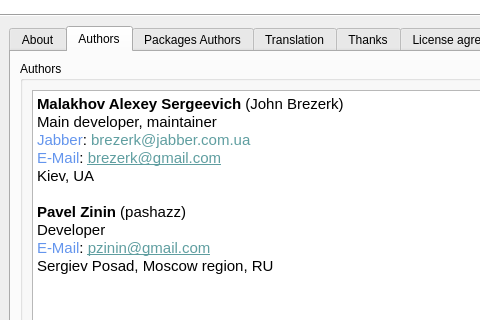
First picture: the form in src/About.ui, repository brezerk/q4wine, before the edit; both pictures show x 0 to 480 and y 0 to 320 of the 591 by 426 pixel window.
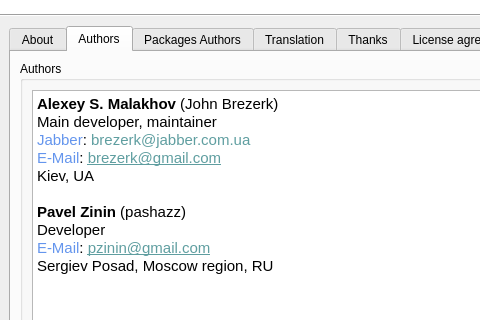
Second picture: the form after the edit. The open tabs and pages were chosen to show the change. Icons and pictures are not drawn.

The edit to the form file:
```diff
--- a/src/About.ui
+++ b/src/About.ui
@@ -248,13 +248,13 @@
 &lt;html>&lt;head>&lt;meta name="qrichtext" content="1" />&lt;style type="text/css">
 p, li { white-space: pre-wrap; }
 &lt;/style>&lt;/head>&lt;body style=" font-family:'Fixed [Misc]'; font-size:11pt; font-weight:400; font-style:normal;">
-&lt;p style=" margin-top:0px; margin-bottom:0px; margin-left:0px; margin-right:0px; -qt-block-indent:0; text-indent:0px; font-family:'Sans Serif'; font-size:10pt;">&lt;span style=" font-family:'Fixed [Misc]'; font-size:11pt; font-weight:600;">Malakhov Alexey Sergeevich&lt;/span>&lt;span style=" font-family:'Fixed [Misc]'; font-size:11pt;"> (John Brezerk)&lt;/span>&lt;/p>
+&lt;p style=" margin-top:0px; margin-bottom:0px; margin-left:0px; margin-right:0px; -qt-block-indent:0; text-indent:0px; font-family:'Sans Serif'; font-size:10pt;">&lt;span style=" font-family:'Fixed [Misc]'; font-size:11pt; font-weight:600;">Alexey S. Malakhov&lt;/span>&lt;span style=" font-family:'Fixed [Misc]'; font-size:11pt;"> (John Brezerk)&lt;/span>&lt;/p>
 &lt;p style=" margin-top:0px; margin-bottom:0px; margin-left:0px; margin-right:0px; -qt-block-indent:0; text-indent:0px; font-family:'Sans Serif'; font-size:10pt;">&lt;span style=" font-family:'Fixed [Misc]'; font-size:11pt;">Main developer, maintainer&lt;/span>&lt;/p>
 &lt;p style=" margin-top:0px; margin-bottom:0px; margin-left:0px; margin-right:0px; -qt-block-indent:0; text-indent:0px; font-family:'Sans Serif'; font-size:10pt;">&lt;span style=" font-family:'Fixed [Misc]'; font-size:11pt; color:#6495ed;">Jabber&lt;/span>&lt;span style=" font-family:'Fixed [Misc]'; font-size:11pt;">: &lt;/span>&lt;span style=" font-family:'Fixed [Misc]'; font-size:11pt; color:#5f9ea0;">brezerk@jabber.com.ua&lt;/span>&lt;/p>
 &lt;p style=" margin-top:0px; margin-bottom:0px; margin-left:0px; margin-right:0px; -qt-block-indent:0; text-indent:0px; font-family:'Sans Serif'; font-size:10pt;">&lt;span style=" font-family:'Fixed [Misc]'; font-size:11pt; color:#6495ed;">E-Mail&lt;/span>&lt;span style=" font-family:'Fixed [Misc]'; font-size:11pt;">: &lt;/span>&lt;span style=" font-family:'Fixed [Misc]'; font-size:11pt; text-decoration: underline; color:#5f9ea0;">brezerk@gmail.com&lt;/span>&lt;/p>
 &lt;p style=" margin-top:0px; margin-bottom:0px; margin-left:0px; margin-right:0px; -qt-block-indent:0; text-indent:0px; font-family:'Sans Serif'; font-size:10pt;">&lt;span style=" font-family:'Fixed [Misc]'; font-size:11pt; color:#000000;">Kiev, UA&lt;/span>&lt;/p>
 &lt;p style="-qt-paragraph-type:empty; margin-top:0px; margin-bottom:0px; margin-left:0px; margin-right:0px; -qt-block-indent:0; text-indent:0px;">&lt;/p>
-&lt;p style=" margin-top:0px; margin-bottom:0px; margin-left:0px; margin-right:0px; -qt-block-indent:0; text-indent:0px; font-family:'Sans Serif'; font-size:10pt;">&lt;span style=" font-family:'Fixed [Misc]'; font-size:11pt; font-weight:600; color:#000000;">Pavel Zinin&lt;/span>&lt;span style=" font-family:'Fixed [Misc]'; font-size:11pt; color:#000000;"> (pashazz)&lt;/span>&lt;/p>
+&lt;p style=" margin-top:0px; margin-bottom:0px; margin-left:0px; margin-right:0px; -qt-block-indent:0; text-indent:0px; font-family:'Sans Serif'; font-size:10pt;">&lt;span style=" font-family:'Fixed [Misc]'; font-size:11pt; font-weight:600; color:#000000;">Pavel&lt;/span>&lt;span style=" font-family:'Fixed [Misc]'; font-size:11pt; color:#000000;"> &lt;/span>&lt;span style=" font-family:'Fixed [Misc]'; font-size:11pt; font-weight:600; color:#000000;">Zinin &lt;/span>&lt;span style=" font-family:'Fixed [Misc]'; font-size:11pt; color:#000000;">(pashazz)&lt;/span>&lt;/p>
 &lt;p style=" margin-top:0px; margin-bottom:0px; margin-left:0px; margin-right:0px; -qt-block-indent:0; text-indent:0px; font-family:'Sans Serif'; font-size:10pt;">&lt;span style=" font-family:'Fixed [Misc]'; font-size:11pt; color:#000000;">Developer&lt;/span>&lt;/p>
 &lt;p style=" margin-top:0px; margin-bottom:0px; margin-left:0px; margin-right:0px; -qt-block-indent:0; text-indent:0px; font-family:'Sans Serif'; font-size:10pt;">&lt;span style=" font-family:'Fixed [Misc]'; font-size:11pt; color:#6495ed;">E-Mail&lt;/span>&lt;span style=" font-family:'Fixed [Misc]'; font-size:11pt; color:#000000;">: &lt;/span>&lt;span style=" font-family:'Fixed [Misc]'; font-size:11pt; text-decoration: underline; color:#5f9ea0;">pzinin@gmail.com&lt;/span>&lt;/p>
 &lt;p style=" margin-top:0px; margin-bottom:0px; margin-left:0px; margin-right:0px; -qt-block-indent:0; text-indent:0px; font-family:'Sans Serif'; font-size:10pt;">&lt;span style=" font-family:'Fixed [Misc]'; font-size:11pt; color:#000000;">Sergiev Posad, Moscow region, RU&lt;/span>&lt;/p>&lt;/body>&lt;/html></string>
```
Left out of the diff: 10 changed lines with no effect on the pictures.
